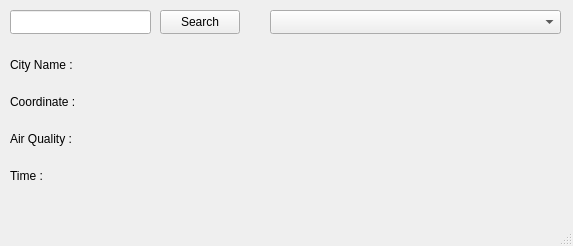
Above: mainwindow.ui from AnthonyDoucet/QT_IHM_Air_Quality_Index before the change. Below: the same form after it.
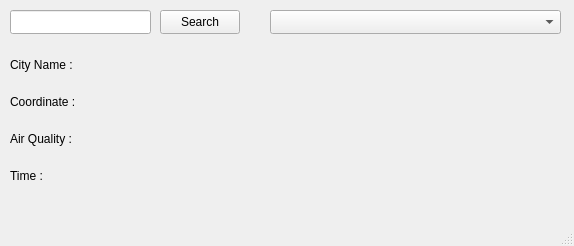
That is the form after the change.

```diff
--- a/mainwindow.ui
+++ b/mainwindow.ui
@@ -6,7 +6,7 @@
    <rect>
     <x>0</x>
     <y>0</y>
-    <width>573</width>
+    <width>574</width>
     <height>246</height>
    </rect>
   </property>
```
Left out of the diff: 6 changed lines with no effect on the pictures.
